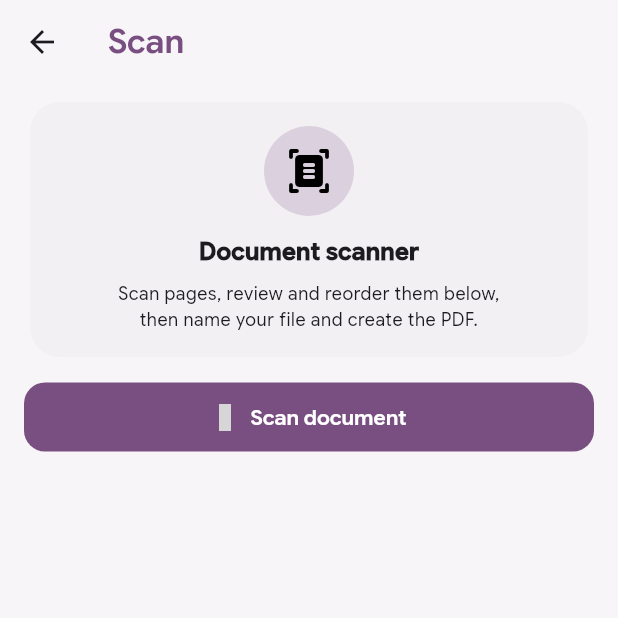
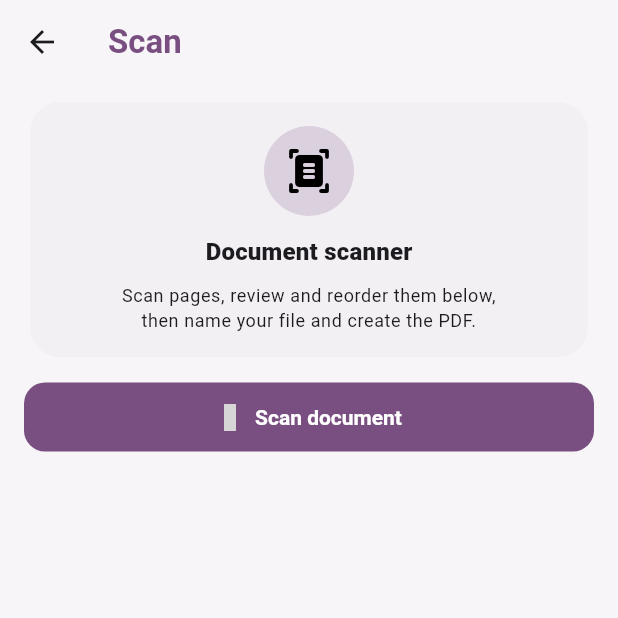
Before and after one commit to ashish9845/Bento, a Flutter app: the ScanScreen screen opened by its route, on a phone screen of 412 x 824 dp, the top half of it. Run offline on Flutter 3.47's test engine with Material 3 defaults, Android fonts, the phone set to English and light mode, and no system bars; drawn by our look-alikes of dynamic_color; our stand-ins replace camera, file_picker, flutter_bloc, flutter_riverpod, freezed_annotation, go_router and 6 more; missing offline and left inert: google_mlkit_document_scanner, pdf_manipulator; accounts and stored records are empty; grey boxes are pictures that could not be loaded.

Commit message:
Remove proprietary fonts for public release; system-font fallback

```diff
--- a/lib/core/theme/app_theme.dart
+++ b/lib/core/theme/app_theme.dart
@@ -2,14 +2,15 @@ import 'package:flutter/material.dart';
 
 import 'app_palettes.dart';
 
-/// Bundled app typeface: Google Sans Flex (user-provided files in
-/// assets/fonts — NOT an OFL font, do not redistribute the TTFs separately).
-/// Regular 400 for body text, SemiBold 600 for headers.
+/// App typeface: the platform system font (Roboto on Android, San Francisco
+/// on iOS). A previous build used user-provided Google Sans Flex files, but
+/// that face is proprietary and cannot be redistributed, so public clones
+/// fall back to system type — Regular 400 for body, SemiBold 600 for headers.
 class AppFonts {
-  static const family = 'GoogleSansFlex';
+  static const String? family = null;
 
-  static const regular = TextStyle(fontFamily: family, fontWeight: FontWeight.w400);
-  static const semiBold = TextStyle(fontFamily: family, fontWeight: FontWeight.w600);
+  static const regular = TextStyle(fontWeight: FontWeight.w400);
+  static const semiBold = TextStyle(fontWeight: FontWeight.w600);
 }
 
 /// Bento theming — builds Material 3 ThemeData from the selected [AppPalette].
```
Also changed, not shown: pubspec.yaml (+0 -8 lines), assets/fonts/GoogleSansFlex-Regular.ttf (deleted), assets/fonts/GoogleSansFlex-SemiBold.ttf (deleted), 2 other files.
